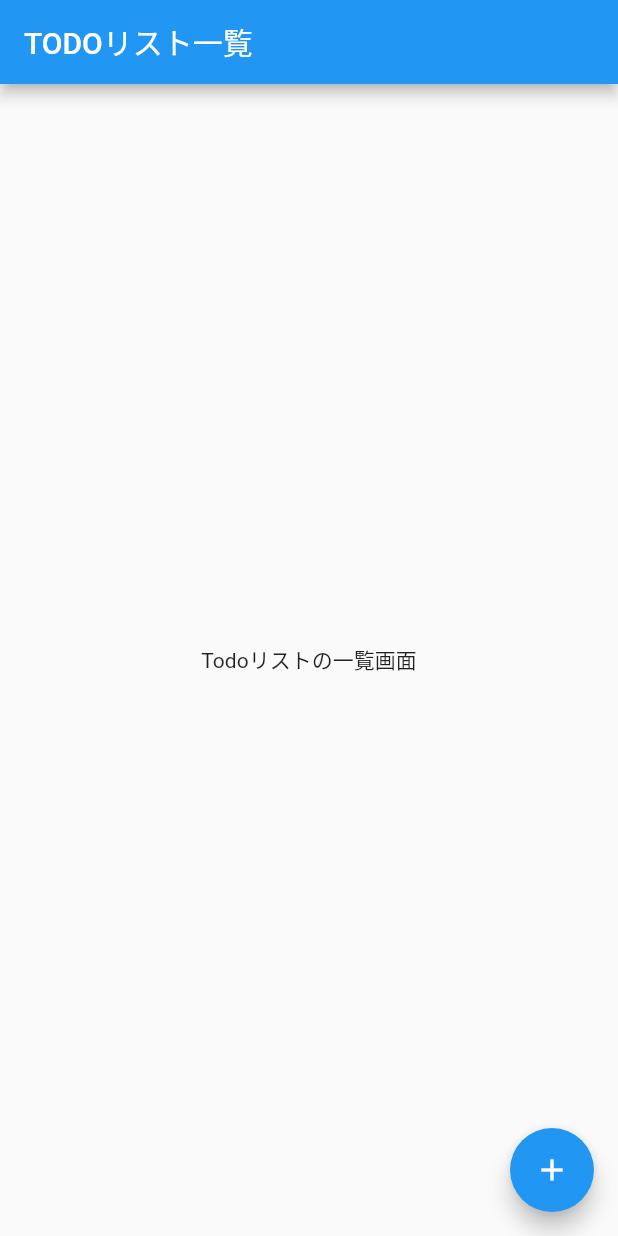
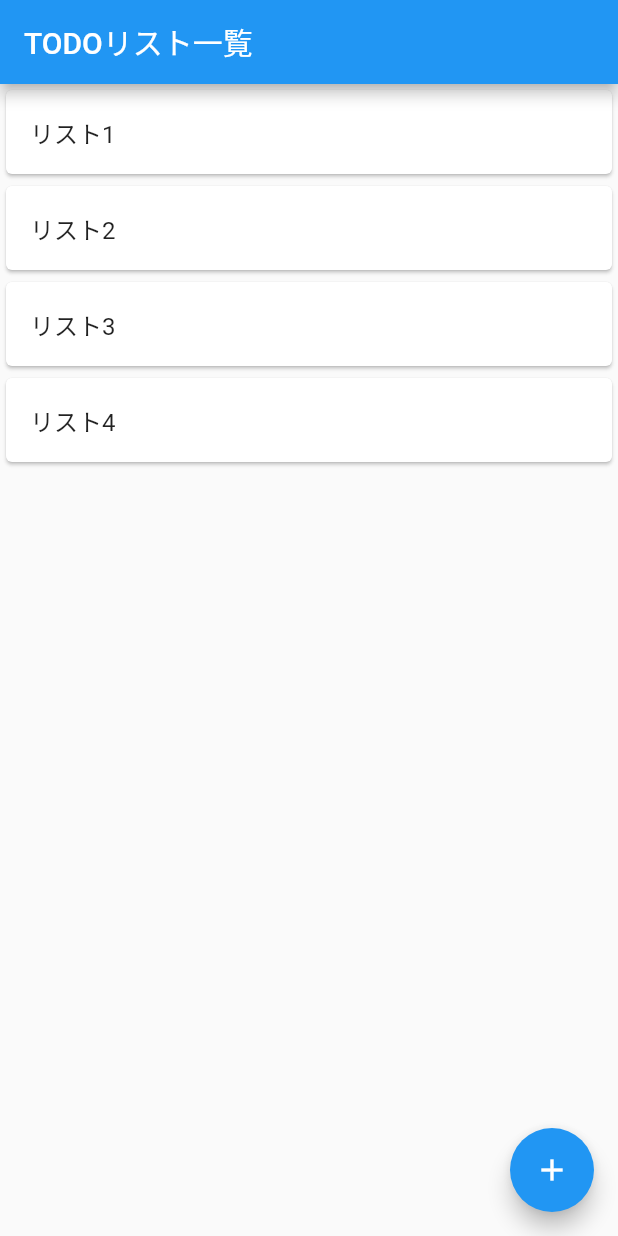
Before and after one commit to 0xb5951/flutter_study, a Flutter app: the screen it shows after launch, on a phone screen of 412 x 824 dp. Run offline on Flutter 3.47's test engine with Material 2 defaults, Android fonts, the phone set to English and light mode, and no system bars.

Commit message:
update: 一覧画面にリスト要素を追加

```diff
--- a/app/lib/main.dart
+++ b/app/lib/main.dart
@@ -25,8 +25,13 @@ class TodoListPage extends StatelessWidget {
       appBar: AppBar(
         title: Text("TODOリスト一覧"),
       ),
-      body: Center(
-        child: Text('Todoリストの一覧画面'),
+      body: ListView(
+        children: <Widget>[
+          Card(child: ListTile(title: Text('リスト1'))),
+          Card(child: ListTile(title: Text('リスト2'))),
+          Card(child: ListTile(title: Text('リスト3'))),
+          Card(child: ListTile(title: Text('リスト4'))),
+        ],
       ),
       floatingActionButton: FloatingActionButton(
         // 押した時
```
